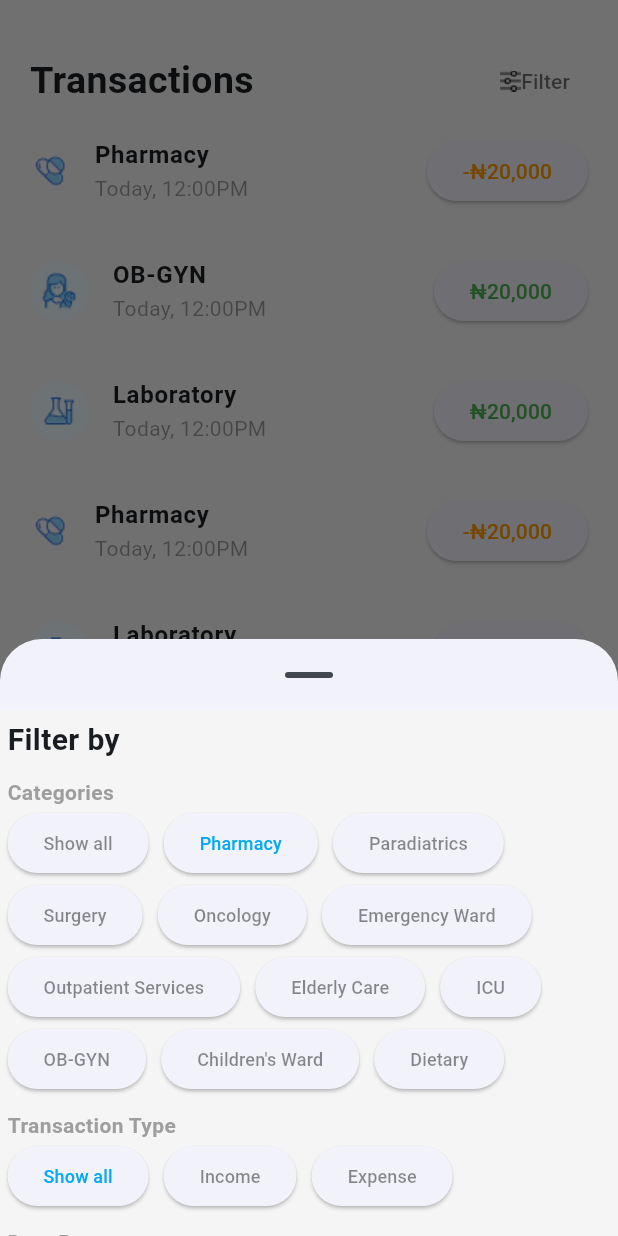
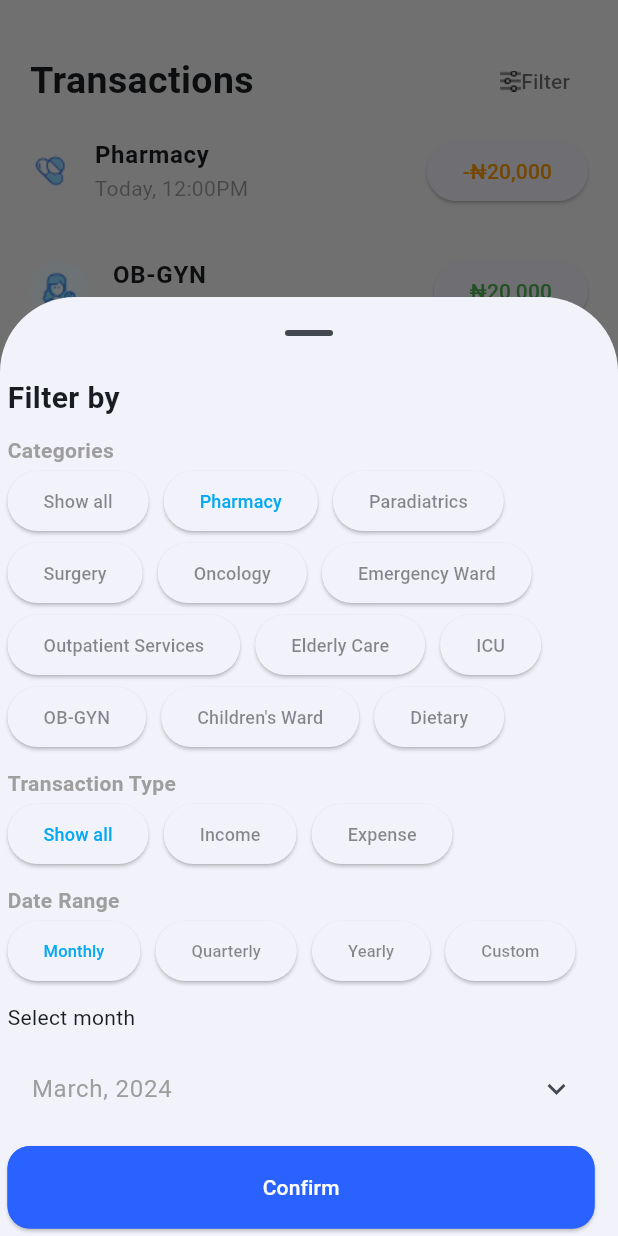
Before and after one commit to Dehbbyk/med_pay, a Flutter app: the TransactionView screen opened directly, after a tap on "Filter", on a phone screen of 412 x 824 dp. Run offline on Flutter 3.47's test engine with Material 3 defaults, Android fonts, the phone set to English and light mode, and no system bars; our stand-ins replace cloud_firestore, firebase_auth, firebase_core, flutter_svg, google_sign_in, pin_code_fields; accounts and stored records are empty.

Commit message:
Adjusted some parameters on filter_page.dart, FilteredPhamarcyView.dart and TransactionView.dart

```diff
--- a/lib/Features/Transaction/TransactionView.dart
+++ b/lib/Features/Transaction/TransactionView.dart
@@ -36,14 +36,22 @@ class TransactionView extends StatelessWidget {
                 TextButton(
                   onPressed: (){
                     showModalBottomSheet(
+                       isScrollControlled: true,
                       context: context,
+                      shape: RoundedRectangleBorder(
+                        borderRadius: BorderRadius.vertical(
+                          top: Radius.elliptical(50, 50)
+                        )
+                      ),
                       showDragHandle: true,
-                      builder: ((context) {
-                        return Container(
-                          height: 350,
-                          child: FilterPage(),
+                      builder: (context) {
+                        return Column(
+                          mainAxisSize: MainAxisSize.min,
+                          children: [
+                            FilterPage(),
+                          ],
                         );
-                      }),
+                      },
                     );
                   },
                   child: Row(
--- a/lib/Features/Transaction/Widgets/filter_page.dart
+++ b/lib/Features/Transaction/Widgets/filter_page.dart
@@ -9,10 +9,9 @@ class FilterPage extends StatelessWidget {
 
   @override
   Widget build(BuildContext context) {
-    return Scaffold(
-      body: Container(
-        margin: EdgeInsets.all(5),
+    return Container(
         width: MediaQuery.of(context).size.width,
+        padding: EdgeInsets.all(5),
       child: Column(
         crossAxisAlignment: CrossAxisAlignment.start,
         children: [
@@ -75,20 +74,15 @@ class FilterPage extends StatelessWidget {
           SizedBox(height: 10),
           ElevatedButton(
             onPressed: () {
-                Navigator.pop(context);
-                showDialog(
-                  context: context,
-                  builder: (context) {
-                    return AlertDialog(
-                      content: FilteredPhamarcyView(),
-                    );
-                  },
+              Navigator.pushReplacement(
+                context,
+                MaterialPageRoute(builder: (context) => FilteredPhamarcyView()),
               );
             },
             child: Text(
               "Confirm",
               style: TextStyle(
-                    color: Colors.white
+                color: Colors.white,
               ),
             ),
             style: ElevatedButton.styleFrom(
@@ -103,8 +97,8 @@ class FilterPage extends StatelessWidget {
               ),
             ),
           ),
+
         ],
-        ),
       ),
       );
   }
```
Also changed, not shown: lib/Features/Transaction/FilteredPhamarcyView.dart (+17 -11 lines). Lines whose indentation alone changed are shown as unchanged.
